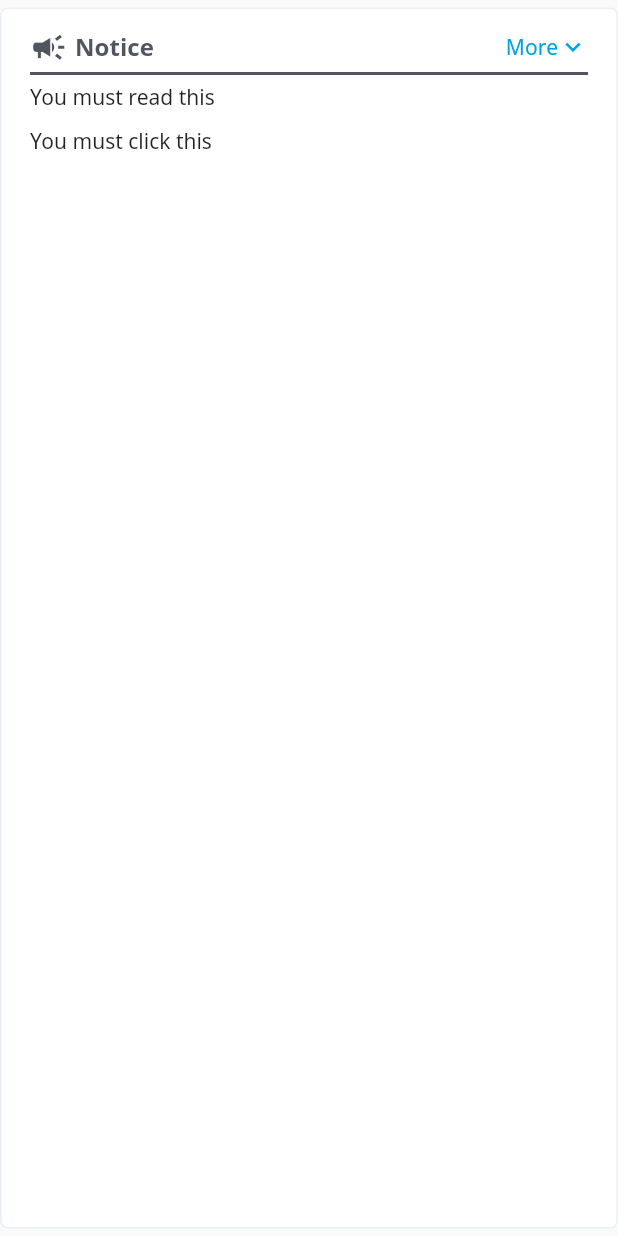
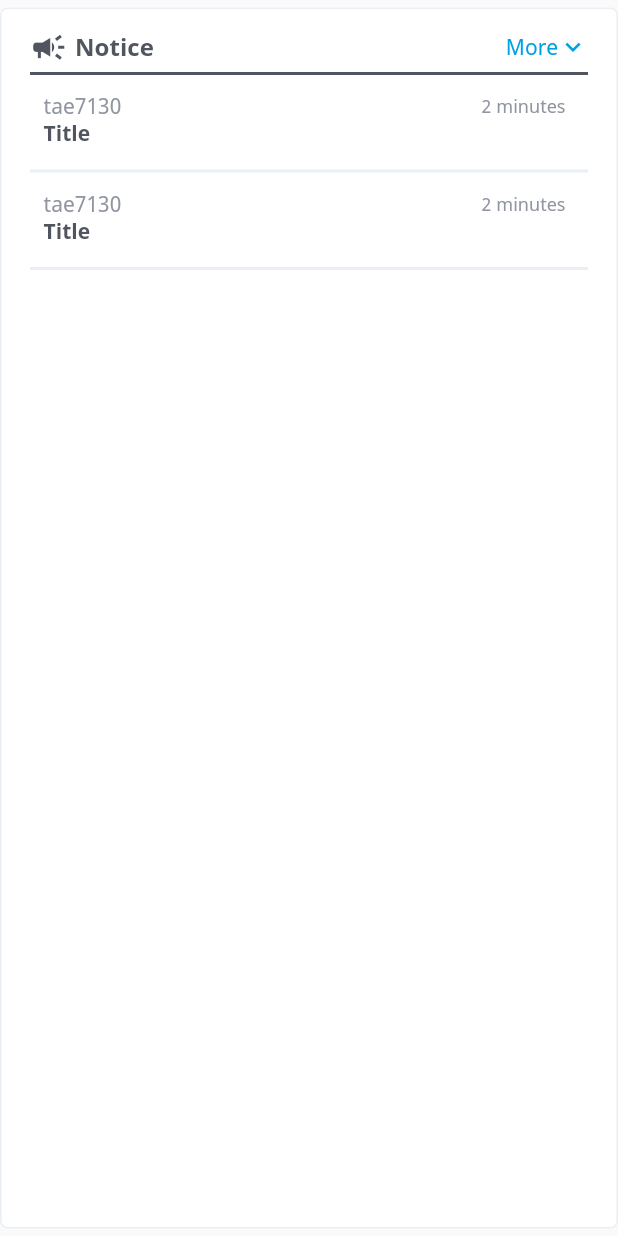
Before and after one commit to padong4284/padong-app, a Flutter app: the NoticeTile widget shown alone on an empty page, opened directly, on a phone screen of 412 x 824 dp. Run offline on Flutter 3.47's test engine with Material 2 defaults, Android fonts, the phone set to English and light mode, and no system bars.

Commit message:
feat: connect to notice

```diff
--- a/lib/ui/widgets/tiles/node_tile.dart
+++ b/lib/ui/widgets/tiles/node_tile.dart
@@ -18,7 +18,7 @@ Map<String, dynamic> getNodeInfo(String id) {
 class NodeTile extends StatelessWidget {
   final String _id;
   final Map<String, dynamic> info;
-  final bool noProfile;
+  final bool noProfile; // TODO: check automatically by info
   final bool noBottom;
   final bool isReply;
   final bool isReReply;
--- a/lib/ui/widgets/tiles/notice_tile.dart
+++ b/lib/ui/widgets/tiles/notice_tile.dart
@@ -3,6 +3,7 @@ import 'package:padong/ui/theme/app_theme.dart';
 import 'package:padong/ui/widgets/tiles/base_tile.dart';
 import 'package:padong/ui/shared/types.dart';
 import 'package:padong/ui/widgets/buttons/transp_button.dart';
+import 'package:padong/ui/widgets/tiles/node_tile.dart';
 
 class NoticeTile extends StatefulWidget {
   final List<String> notices;
@@ -63,18 +64,9 @@ class _NoticeTileState extends State<NoticeTile> {
       Container(height: 2, color: AppTheme.colors.support),
       ...Iterable<int>.generate(this.isFolded ? 2 : widget.notices.length)
           .map(
-            (idx) => this.singleNotice(idx),
+            (idx) => NodeTile(id: widget.notices[idx], noProfile: true, noBottom: true,),
           )
           .toList()
     ]);
   }
-
-  Widget singleNotice(int idx) {
-    return InkWell(
-        onTap: () {},
-        child: Container(
-            alignment: Alignment.centerLeft,
-            padding: EdgeInsets.symmetric(vertical: 5),
-            child: Text(widget.notices[idx])));
-  }
 }
```
